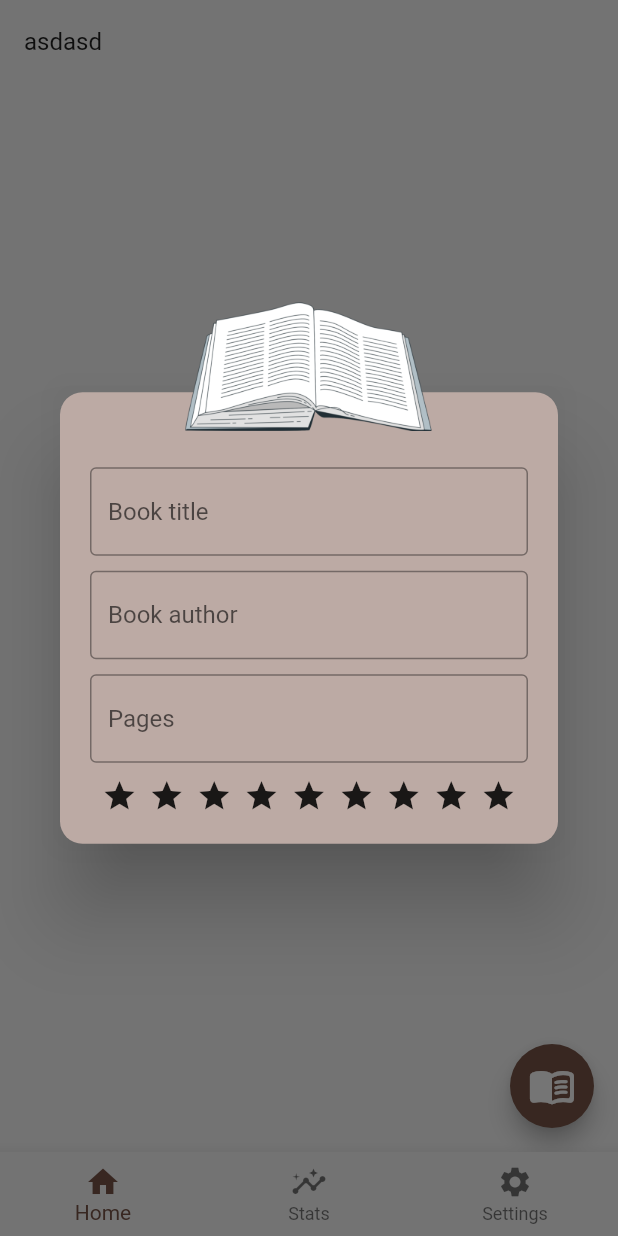
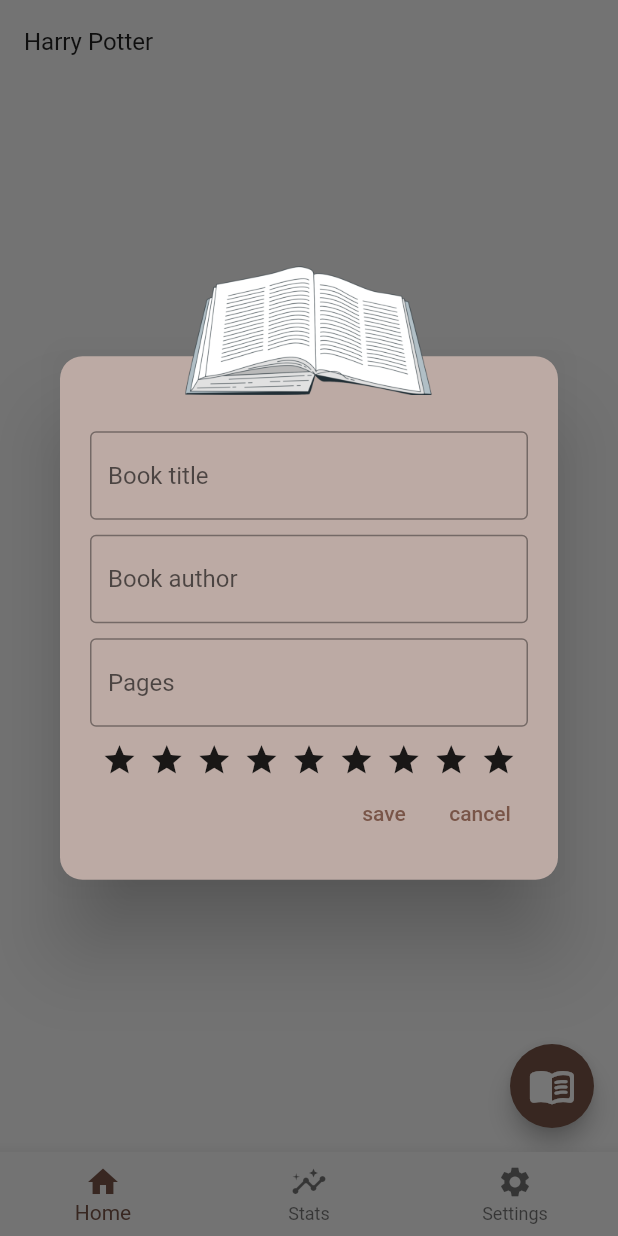
Before and after one commit to kves/read_app, a Flutter app: the screen it shows after launch, after a tap on the "menu book" icon, on a phone screen of 412 x 824 dp. Run offline on Flutter 3.47's test engine with Material 2 defaults, Android fonts, the phone set to English and light mode, and no system bars.

Commit message:
save and cancel method in add book dialog, books are adding to booksList successfully and are displayed in HomePage

```diff
--- a/lib/pages/home_page.dart
+++ b/lib/pages/home_page.dart
@@ -21,7 +21,7 @@
           child: ListView.builder(
             itemCount: value.getBooksList().length,
             itemBuilder: (context, index) => ListTile(
-              title: Text('asdasd'),
+              title: Text(value.getBooksList()[index].bookTitle),
             ),
           ),
         ),
@@ -40,7 +40,7 @@
   void showAddBookDialog() {
     showDialog(
       context: context,
-      builder: (context) => AddBookDialog(),
+      builder: (context) => const AddBookDialog(),
     );
   }
 }
--- a/lib/widgets/add_book_dialog.dart
+++ b/lib/widgets/add_book_dialog.dart
@@ -1,4 +1,6 @@
 import 'package:flutter/material.dart';
+import 'package:provider/provider.dart';
+import 'package:read_app/data/book_data.dart';
 
 class AddBookDialog extends StatefulWidget {
   const AddBookDialog({super.key});
@@ -8,6 +10,18 @@
 }
 
 class _AddBookDialogState extends State<AddBookDialog> {
+  // book title controller.
+  final bookTitleController = TextEditingController();
+
+  // book author controller.
+  final bookAuthorController = TextEditingController();
+
+  // number of pages controller.
+  final bookPagesController = TextEditingController();
+
+  // rating controller
+  final bookRatingController = TextEditingController();
+
   @override
   Widget build(BuildContext context) {
     return Dialog(
@@ -26,29 +40,37 @@
             child: SingleChildScrollView(
               child: Column(
                 children: [
+                  // book title.
                   TextField(
-                      decoration: InputDecoration(
+                    controller: bookTitleController,
+                    decoration: const InputDecoration(
                         border: OutlineInputBorder(), hintText: 'Book title'),
                   ),
-                    SizedBox(height: 10),
+                  const SizedBox(height: 10),
+                  // book author.
                   TextField(
-                      decoration: InputDecoration(
+                    controller: bookAuthorController,
+                    decoration: const InputDecoration(
                       hintText: 'Book author',
                       border: OutlineInputBorder(),
                     ),
                   ),
-                    SizedBox(height: 10),
+                  const SizedBox(height: 10),
+                  // number of pages.
                   TextField(
+                    controller: bookPagesController,
                     keyboardType: TextInputType.number,
-                      decoration: InputDecoration(
+                    decoration: const InputDecoration(
                       hintText: 'Pages',
                       border: OutlineInputBorder(),
                     ),
                   ),
-                    SizedBox(height: 10),
+                  const SizedBox(height: 10),
+
+                  // rating.
                   Row(
                     mainAxisAlignment: MainAxisAlignment.spaceEvenly,
-                      children: [
+                    children: const [
                       Icon(
                         Icons.star,
                       ),
@@ -78,6 +100,19 @@
                       ),
                     ],
                   ),
+                  Row(
+                    mainAxisAlignment: MainAxisAlignment.end,
+                    children: [
+                      TextButton(
+                        onPressed: save,
+                        child: const Text('save'),
+                      ),
+                      TextButton(
+                        onPressed: cancel,
+                        child: const Text('cancel'),
+                      ),
+                    ],
+                  ),
                 ],
               ),
             ),
@@ -87,62 +122,28 @@
             child: Image.asset(
               "lib/assets/images/book.png",
               scale: 8,
-                ))
-          ],
-        ));
-  }
-}
-
-class Rating extends StatefulWidget {
-  const Rating({super.key});
-
-  @override
-  State<Rating> createState() => _RatingState();
-}
-
-class _RatingState extends State<Rating> {
-  @override
-  Widget build(BuildContext context) {
-    return Container(
-      width: double.infinity,
-      child: Row(
-        mainAxisAlignment: MainAxisAlignment.spaceEvenly,
-        children: [
-          Icon(
-            Icons.star,
             ),
-          Icon(
-            Icons.star,
-          ),
-          Icon(
-            Icons.star,
-          ),
-          Icon(
-            Icons.star,
-            size: 36,
-          ),
-          Icon(
-            Icons.star,
-            size: 36,
-          ),
-          Icon(
-            Icons.star,
-            size: 36,
-          ),
-          Icon(
-            Icons.star,
-            size: 36,
-          ),
-          Icon(
-            Icons.star,
-            size: 36,
-          ),
-          Icon(
-            Icons.star,
-            size: 36,
           ),
         ],
       ),
     );
   }
+
+  // save book method.
+  void save() {
+    // add book to bookData list.
+    Provider.of<BookData>(context, listen: false).addBook(
+      bookTitleController.text,
+      bookAuthorController.text,
+      bookPagesController.text,
+      bookRatingController.text,
+    );
+    // pop dialog.
+    Navigator.pop(context);
   }
+
+  // cancel adding book, pop dialog.
+  void cancel() {
+    Navigator.pop(context);
+  }
+}
```
Lines whose indentation alone changed are shown as unchanged.
